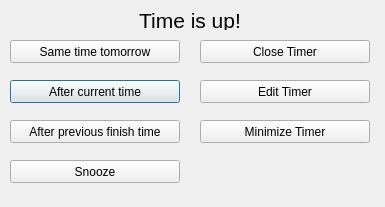
The window that timeisupdialog.ui (skronstein/MultiTimer) describes before a commit, drawn with Qt 5.
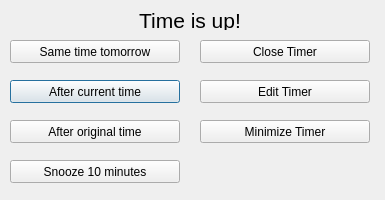
The same window after the commit.

Commit message:
Change some UI text in various spots
and shorten the time is up dialog a bit

```diff
--- a/timeisupdialog.ui
+++ b/timeisupdialog.ui
@@ -7,7 +7,7 @@
     <x>0</x>
     <y>0</y>
     <width>385</width>
-    <height>207</height>
+    <height>200</height>
    </rect>
   </property>
   <property name="windowTitle">
@@ -47,7 +47,7 @@
     </rect>
    </property>
    <property name="text">
-    <string>After previous finish time</string>
+    <string>After original time</string>
    </property>
   </widget>
   <widget class="QPushButton" name="RestartAfterCurrentTimeButton">
@@ -140,7 +140,7 @@
     </rect>
    </property>
    <property name="text">
-    <string>Snooze</string>
+    <string>Snooze 10 minutes</string>
    </property>
   </widget>
  </widget>
```
The commit also changes 1 other file.
